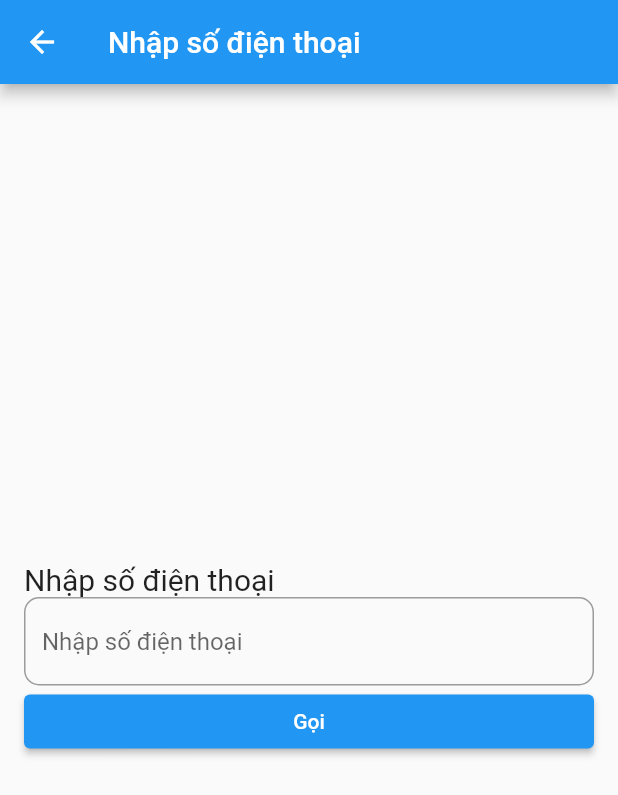
After one commit to HaoLe3120410153/FLutter_Code, a Flutter app: the BT_Android2 screen opened directly, after a tap on "Câu 2", on a phone screen of 412 x 824 dp. The commit adds this screen. Shown: the top 795 px of the screen. Run offline on Flutter 3.47's test engine with Material 2 defaults, Android fonts, the phone set to English and light mode, and no system bars.

Commit message:
hao upload code

```diff
--- a/lib/main.dart
+++ b/lib/main.dart
@@ -1,7 +1,6 @@
 import 'package:android_app/screen/btandroid1_screen.dart';
 import 'package:android_app/screen/btandroid2_screen.dart';
 import 'package:flutter/material.dart';
-
 
 
 void main() {
--- a/lib/screen/btandroid1_screen.dart
+++ b/lib/screen/btandroid1_screen.dart
@@ -1,4 +1,4 @@
-import 'package:android_app/widget/comment_widget.dart';
+import 'package:android_app/widget_layer2/comment_widget.dart';
 import 'package:flutter/material.dart';
 
 class BT_Android1 extends StatelessWidget {
--- a/lib/screen/btandroid2_screen.dart
+++ b/lib/screen/btandroid2_screen.dart
@@ -1,4 +1,6 @@
+import 'package:android_app/widget_layer2/phone_input.dart';
 import 'package:flutter/material.dart';
+import 'package:android_app/widget_layer2/image_view_menu.dart';
 
 class BT_Android2 extends StatelessWidget {
   @override
@@ -9,121 +11,29 @@ class BT_Android2 extends StatelessWidget {
       ),
       body: Center(
         child: Column(
+          mainAxisAlignment: MainAxisAlignment.center,
           children: [
             ElevatedButton(
               onPressed: () {
                 Navigator.push(
                   context,
-                  MaterialPageRoute(builder: (context) => MainLayout()),
+                  MaterialPageRoute(builder: (context) => ImageView_Menu()),
                 );
               },
               child: Text('Câu 1'),
             ),
+            SizedBox(height: 16),
+            ElevatedButton(
+                onPressed: () {
+                  Navigator.push(
+                    context,
+                    MaterialPageRoute(builder: (context) => Phone_Call()),
+                  );
+                },
+                child: Text('Câu 2'))
           ],
         ),
       ),
     );
   }
 }
-
-class MainLayout extends StatelessWidget {
-  @override
-  Widget build(BuildContext context) {
-    return Scaffold(
-      appBar: AppBar(
-        title: Text('Chào bạn đến câu 1 bài android 2'),
-      ),
-      body: Column(
-        mainAxisAlignment: MainAxisAlignment.center,
-        children: [
-          Container(
-            margin: EdgeInsets.all(16.0),
-            decoration: BoxDecoration(
-              border: Border.all(
-                color: Colors.black, // Màu khung hình
-                width: 1.0, // Độ dày khung hình
-              ),
-            ),
-            child: Center(
-              child: ImageView(),
-            ),
-          ),
-          Container(
-            margin: EdgeInsets.all(16.0),
-            child: ButtonLayout(),
-          ),
-        ],
-      ),
-    );
-  }
-}
-
-class ImageView extends StatelessWidget {
-  String imageName = "assets/image/R.png";
-  @override
-  Widget build(BuildContext context) {
-    return Image.asset(
-      imageName,
-      height: 200,
-      width: 200,
-    );
-  }
-}
-
-class ButtonLayout extends StatelessWidget {
-  @override
-  Widget build(BuildContext context) {
-    return Column(
-      mainAxisAlignment: MainAxisAlignment.center,
-      children: [
-        ElevatedButton(
-          onPressed: () {
-            // Xử lý khi nút 1 được nhấn
-          },
-          style: ElevatedButton.styleFrom(
-            padding: EdgeInsets.symmetric(
-                vertical: 20, horizontal: 50), // Điều chỉnh kích thước của nút
-            minimumSize: Size(250, 40),
-          ),
-          child: Text('New Game'),
-        ),
-        SizedBox(height: 16), // Khoảng cách giữa các nút
-        ElevatedButton(
-          onPressed: () {
-            // Xử lý khi nút 2 được nhấn
-          },
-          style: ElevatedButton.styleFrom(
-            padding: EdgeInsets.symmetric(
-                vertical: 20, horizontal: 50), // Điều chỉnh kích thước của nút
-            minimumSize: Size(250, 40),
-          ),
-          child: Text('Continue Game'),
-        ),
-        SizedBox(height: 16), // Khoảng cách giữa các nút
-        ElevatedButton(
-          onPressed: () {
-            // Xử lý khi nút 3 được nhấn
-          },
-          style: ElevatedButton.styleFrom(
-            padding: EdgeInsets.symmetric(
-                vertical: 20, horizontal: 50), // Điều chỉnh kích thước của nút
-            minimumSize: Size(250, 40),
-          ),
-          child: Text('Help Game'),
-        ),
-        SizedBox(height: 16), // Khoảng cách giữa các nút
-        ElevatedButton(
-          onPressed: () {
-            // Xử lý khi nút 4 được nhấn
-          },
-          style: ElevatedButton.styleFrom(
-            padding: EdgeInsets.symmetric(
-                vertical: 20, horizontal: 50), // Điều chỉnh kích thước của nút
-            minimumSize: Size(250, 40),
-          ),
-          child: Text('Quick Game'),
-        ),
-      ],
-    );
-  }
-}
--- /dev/null
+++ b/lib/widget_layer2/phone_input.dart
@@ -0,0 +1,113 @@
+import 'package:flutter/material.dart';
+import 'package:url_launcher/url_launcher.dart';
+import 'package:flutter/services.dart'; // Để sử dụng TextInputFormatter
+
+void main() {
+  runApp(Phone_Call());
+}
+
+class Phone_Call extends StatelessWidget {
+  @override
+  Widget build(BuildContext context) {
+    return Scaffold(
+        appBar: AppBar(
+          title: Text('Nhập số điện thoại'),
+        ),
+        body: PhoneInputLayout(),
+      );
+  }
+}
+//
+// class PhoneInputLayout extends StatelessWidget {
+//   @override
+//   Widget build(BuildContext context) {
+//     return Padding(
+//       padding: EdgeInsets.all(16.0),
+//       child: Column(
+//         crossAxisAlignment: CrossAxisAlignment.stretch,
+//         mainAxisAlignment: MainAxisAlignment.center,
+//         children: [
+//           Text(
+//             'Nhập số điện thoại',
+//             style: TextStyle(fontSize: 20),
+//           ),
+//           TextField(
+//             decoration: InputDecoration(
+//               border: OutlineInputBorder(
+//                 borderRadius: BorderRadius.all(Radius.circular(10.0))
+//               ),
+//               hintText: 'Nhập số điện thoại',
+//             ),
+//             keyboardType: TextInputType.phone,
+//             inputFormatters: <TextInputFormatter>[
+//               FilteringTextInputFormatter.digitsOnly,
+//             ],
+//             onChanged: (value) {
+//               // Xử lý thay đổi giá trị nhập vào (nếu cần).
+//             },
+//           ),
+//           ElevatedButton(
+//             onPressed: () {
+//               // Xử lý khi nút được nhấn
+//             },
+//             child: Text('Gọi'),
+//           ),
+//         ],
+//       ),
+//     );
+//   }
+// }
+class PhoneInputLayout extends StatefulWidget {
+  @override
+  _PhoneInputLayoutState createState() => _PhoneInputLayoutState();
+}
+
+class _PhoneInputLayoutState extends State<PhoneInputLayout> {
+  String phoneNumber = ""; // Biến để lưu trữ số điện thoại
+
+  @override
+  Widget build(BuildContext context) {
+    return Padding(
+      padding: EdgeInsets.all(16.0),
+      child: Column(
+        crossAxisAlignment: CrossAxisAlignment.stretch,
+        mainAxisAlignment: MainAxisAlignment.center,
+        children: [
+          Text(
+            'Nhập số điện thoại',
+            style: TextStyle(fontSize: 20),
+          ),
+          TextField(
+            decoration: InputDecoration(
+              border: OutlineInputBorder(
+                borderRadius: BorderRadius.all(Radius.circular(10.0)),
+              ),
+              hintText: 'Nhập số điện thoại',
+            ),
+            keyboardType: TextInputType.phone,
+            inputFormatters: <TextInputFormatter>[
+              FilteringTextInputFormatter.digitsOnly,
+            ],
+            onChanged: (value) {
+              // Lưu giá trị từ TextField vào biến phoneNumber khi giá trị thay đổi.
+              setState(() {
+                phoneNumber = value;
+              });
+            },
+          ),
+          ElevatedButton(
+            onPressed: () {
+              if (phoneNumber.isNotEmpty) {
+                String url = 'tel:$phoneNumber';
+                launch(url);
+              } else {
+                // Xử lý khi số điện thoại trống
+              }
+            },
+            child: Text('Gọi'),
+          ),
+        ],
+      ),
+    );
+  }
+}
--- a/pubspec.yaml
+++ b/pubspec.yaml
@@ -30,7 +30,7 @@ environment:
 dependencies:
   flutter:
     sdk: flutter
-
+  url_launcher: ^6.0.0
 
   # The following adds the Cupertino Icons font to your application.
   # Use with the CupertinoIcons class for iOS style icons.
```
Also changed, not shown: lib/widget_layer2/comment_widget.dart (renamed from lib/widget/comment_widget.dart, +5 -2 lines), lib/widget_layer2/image_view_menu.dart (added, +102 -0 lines), pubspec.lock, 5 other files.
